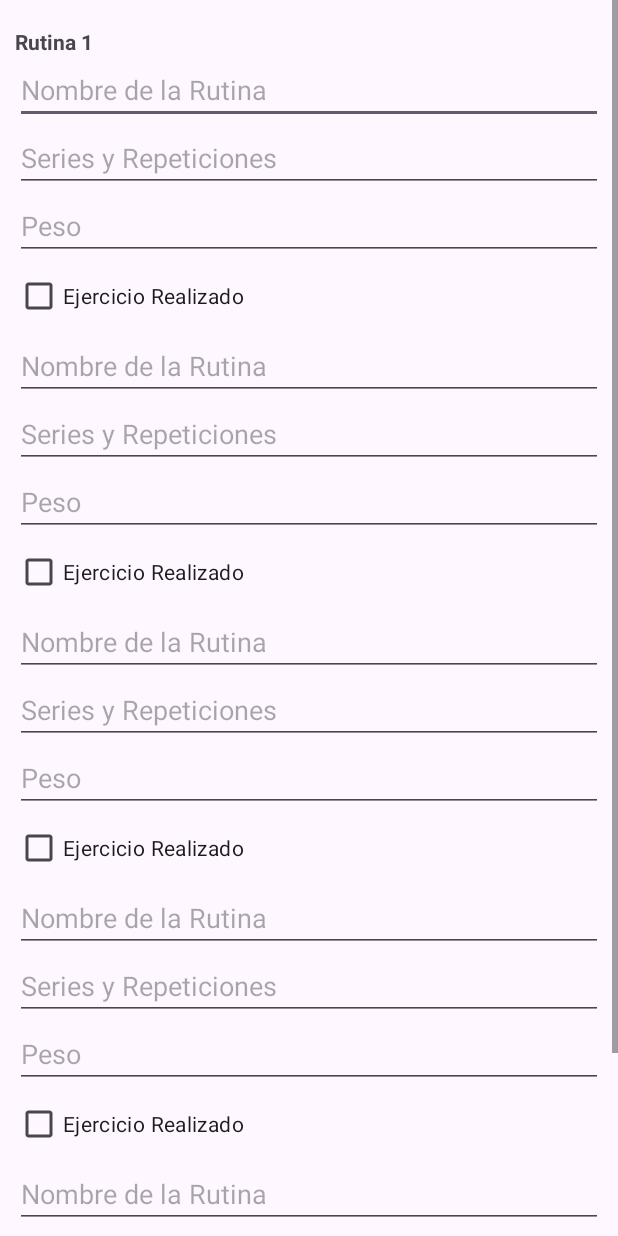
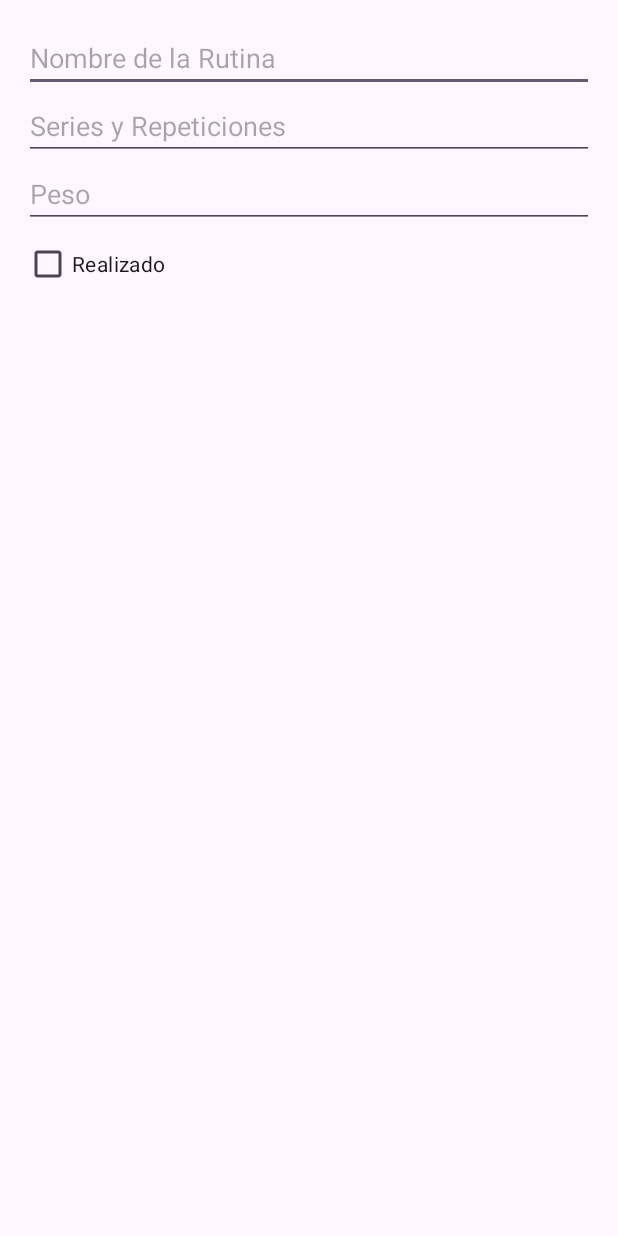
Before and after one commit to Vinochet11/GymAppNota3, an Android app built with Jetpack Compose: the layout fragment_rutina_dialog.xml on its own in the app's theme, with its tools: preview values and no code run, on a phone screen of 412 x 824 dp. Run offline under Robolectric (Android 15) with nearby library versions, the phone set to English and light mode, and no system bars.

Commit message:
ultima actualizacion

```diff
--- a/app/src/main/java/com/example/jose_leon/Nueva_aplicacion/FirstActivity.kt
+++ b/app/src/main/java/com/example/jose_leon/Nueva_aplicacion/FirstActivity.kt
@@ -4,7 +4,6 @@ package com.example.jose_leon.Nueva_aplicacion
 
 import android.content.Intent
 import android.os.Bundle
-import android.util.Log
 import android.widget.Toast
 import androidx.appcompat.app.AppCompatActivity
 import androidx.appcompat.widget.AppCompatButton
--- a/app/src/main/java/com/example/jose_leon/Nueva_aplicacion/fragments/DiaRutinaFragment.kt
+++ b/app/src/main/java/com/example/jose_leon/Nueva_aplicacion/fragments/DiaRutinaFragment.kt
@@ -33,6 +33,7 @@ class DiaRutinaFragment : Fragment() {
         textRutinaDetalles = view.findViewById(R.id.text_rutina_detalles)
         textDiaSemana.text = diaSemana
 
+        // Obtener las rutinas para el día actual
         rutinaViewModel.obtenerRutinas(diaSemana).observe(viewLifecycleOwner) { nuevasRutinas ->
             actualizarUI(nuevasRutinas)
         }
@@ -42,7 +43,7 @@ class DiaRutinaFragment : Fragment() {
 
     private fun actualizarUI(rutinas: List<Rutina>) {
         if (rutinas.isNotEmpty()) {
-            val detalles = rutinas.joinToString("\n") { rutina ->
+            val detalles = rutinas.joinToString("\n\n") { rutina ->
                 """
                     Nombre: ${rutina.nombreRutina}
                     Series y repeticiones: ${rutina.seriesRepeticiones}
--- a/app/src/main/java/com/example/jose_leon/Nueva_aplicacion/models/RutinaCreadaAdapter.kt
+++ b/app/src/main/java/com/example/jose_leon/Nueva_aplicacion/models/RutinaCreadaAdapter.kt
@@ -42,7 +42,7 @@ class RutinaCreadaAdapter(
         val calentamiento = calentamientos[position]
         holder.nombre.text = calentamiento.nombre
 
-        // Si usas imágenes de recursos locales:
+
         val resourceId = holder.itemView.context.resources.getIdentifier(
             calentamiento.imagenResourceName, "mipmap", holder.itemView.context.packageName
         )
--- a/app/src/main/res/layout/fragment_rutina_dialog.xml
+++ b/app/src/main/res/layout/fragment_rutina_dialog.xml
@@ -4,170 +4,46 @@
     android:layout_height="wrap_content">
 
     <LinearLayout
-    android:orientation="vertical"
+        android:id="@+id/linearLayout_rutinas"
         android:layout_width="match_parent"
         android:layout_height="wrap_content"
-    android:padding="10dp">
+        android:orientation="vertical"
+        android:padding="16dp">
 
-        <TextView
-            android:layout_width="wrap_content"
+        <!-- Repetir estos bloques para cada rutina (1 a 5) -->
+        <LinearLayout
+            android:layout_width="match_parent"
             android:layout_height="wrap_content"
-            android:text="Rutina 1"
-            android:textStyle="bold"
-            android:paddingTop="8dp" />
+            android:orientation="vertical"
+            android:paddingBottom="8dp">
 
             <EditText
                 android:id="@+id/edit_nombre_rutina1"
-            android:maxLines="1"
-            android:inputType="text"
                 android:layout_width="match_parent"
                 android:layout_height="wrap_content"
-            android:hint="Nombre de la Rutina"/>
+                android:hint="Nombre de la Rutina" />
 
             <EditText
                 android:id="@+id/edit_series_repeticiones1"
-            android:maxLines="1"
-            android:inputType="text"
                 android:layout_width="match_parent"
                 android:layout_height="wrap_content"
-            android:hint="Series y Repeticiones"/>
+                android:hint="Series y Repeticiones" />
 
             <EditText
                 android:id="@+id/edit_peso1"
-            android:maxLines="1"
-            android:inputType="numberDecimal"
                 android:layout_width="match_parent"
                 android:layout_height="wrap_content"
-            android:hint="Peso"/>
+                android:hint="Peso" />
 
             <CheckBox
                 android:id="@+id/checkbox_realizado1"
                 android:layout_width="wrap_content"
                 android:layout_height="wrap_content"
-            android:text="Ejercicio Realizado"/>
+                android:text="Realizado" />
 
-        <EditText
-            android:id="@+id/edit_nombre_rutina2"
-            android:maxLines="1"
-            android:singleLine="true"
-            android:layout_width="match_parent"
-            android:layout_height="wrap_content"
-            android:hint="Nombre de la Rutina"/>
+        </LinearLayout>
 
-        <EditText
-            android:id="@+id/edit_series_repeticiones2"
-            android:maxLines="1"
-            android:singleLine="true"
-            android:layout_width="match_parent"
-            android:layout_height="wrap_content"
-            android:hint="Series y Repeticiones"/>
-
-        <EditText
-            android:id="@+id/edit_peso2"
-            android:maxLines="1"
-            android:singleLine="true"
-            android:layout_width="match_parent"
-            android:layout_height="wrap_content"
-            android:hint="Peso"/>
-
-        <CheckBox
-            android:id="@+id/checkbox_realizado2"
-            android:layout_width="wrap_content"
-            android:layout_height="wrap_content"
-            android:text="Ejercicio Realizado"/>
-
-        <EditText
-            android:id="@+id/edit_nombre_rutina3"
-            android:maxLines="1"
-            android:singleLine="true"
-            android:layout_width="match_parent"
-            android:layout_height="wrap_content"
-            android:hint="Nombre de la Rutina"/>
-
-        <EditText
-            android:id="@+id/edit_series_repeticiones3"
-            android:maxLines="1"
-            android:singleLine="true"
-            android:layout_width="match_parent"
-            android:layout_height="wrap_content"
-            android:hint="Series y Repeticiones"/>
-
-        <EditText
-            android:id="@+id/edit_peso3"
-            android:maxLines="1"
-            android:singleLine="true"
-            android:layout_width="match_parent"
-            android:layout_height="wrap_content"
-            android:hint="Peso"/>
-
-        <CheckBox
-            android:id="@+id/checkbox_realizado3"
-            android:layout_width="wrap_content"
-            android:layout_height="wrap_content"
-            android:text="Ejercicio Realizado"/>
-
-
-        <EditText
-            android:id="@+id/edit_nombre_rutina4"
-            android:maxLines="1"
-            android:singleLine="true"
-            android:layout_width="match_parent"
-            android:layout_height="wrap_content"
-            android:hint="Nombre de la Rutina"/>
-
-        <EditText
-            android:id="@+id/edit_series_repeticiones4"
-            android:maxLines="1"
-            android:singleLine="true"
-            android:layout_width="match_parent"
-            android:layout_height="wrap_content"
-            android:hint="Series y Repeticiones"/>
-
-        <EditText
-            android:id="@+id/edit_peso4"
-            android:maxLines="1"
-            android:singleLine="true"
-            android:layout_width="match_parent"
-            android:layout_height="wrap_content"
-            android:hint="Peso"/>
-
-        <CheckBox
-            android:id="@+id/checkbox_realizado4"
-            android:layout_width="wrap_content"
-            android:layout_height="wrap_content"
-            android:text="Ejercicio Realizado"/>
-
-        <EditText
-            android:id="@+id/edit_nombre_rutina5"
-            android:maxLines="1"
-            android:singleLine="true"
-            android:layout_width="match_parent"
-            android:layout_height="wrap_content"
-            android:hint="Nombre de la Rutina"/>
-
-        <EditText
-            android:id="@+id/edit_series_repeticiones5"
-            android:maxLines="1"
-            android:singleLine="true"
-            android:layout_width="match_parent"
-            android:layout_height="wrap_content"
-            android:hint="Series y Repeticiones"/>
-
-        <EditText
-            android:id="@+id/edit_peso5"
-            android:maxLines="1"
-            android:singleLine="true"
-            android:layout_width="match_parent"
-            android:layout_height="wrap_content"
-            android:hint="Peso"/>
-
-        <CheckBox
-            android:id="@+id/checkbox_realizado5"
-            android:layout_width="wrap_content"
-            android:layout_height="wrap_content"
-            android:text="Ejercicio Realizado"/>
-
-
+        <!-- Repite para rutina2, rutina3, etc., cambiando los IDs -->
 
     </LinearLayout>
 </ScrollView>
--- a/gradle/libs.versions.toml
+++ b/gradle/libs.versions.toml
@@ -16,6 +16,7 @@ supportAnnotations = "28.0.0"
 navigationFragmentKtx = "2.8.2"
 navigationUiKtx = "2.8.2"
 firebaseAuthKtx = "23.0.0"
+material3Android = "1.3.0"
 
 [libraries]
 androidx-core-ktx = { group = "androidx.core", name = "core-ktx", version.ref = "coreKtx" }
@@ -40,6 +41,7 @@ support-annotations = { group = "com.android.support", name = "support-annotatio
 androidx-navigation-fragment-ktx = { group = "androidx.navigation", name = "navigation-fragment-ktx", version.ref = "navigationFragmentKtx" }
 androidx-navigation-ui-ktx = { group = "androidx.navigation", name = "navigation-ui-ktx", version.ref = "navigationUiKtx" }
 firebase-auth-ktx = { group = "com.google.firebase", name = "firebase-auth-ktx", version.ref = "firebaseAuthKtx" }
+androidx-material3-android = { group = "androidx.compose.material3", name = "material3-android", version.ref = "material3Android" }
 
 [plugins]
 android-application = { id = "com.android.application", version.ref = "agp" }
```
Also changed, not shown: app/build.gradle.kts (+49 -41 lines), app/src/main/java/com/example/jose_leon/Nueva_aplicacion/fragments/RutinaDIalogFragment.kt (+12 -4 lines), app/src/main/java/com/example/jose_leon/Nueva_aplicacion/models/Rutina.kt (+4 -8 lines), app/src/main/java/com/example/jose_leon/Nueva_aplicacion/models/RutinaViewModel.kt (+33 -4 lines), app/src/main/java/com/example/jose_leon/Nueva_aplicacion/ui/theme/Theme.kt (deleted, +0 -58 lines). Lines whose indentation alone changed are shown as unchanged.
